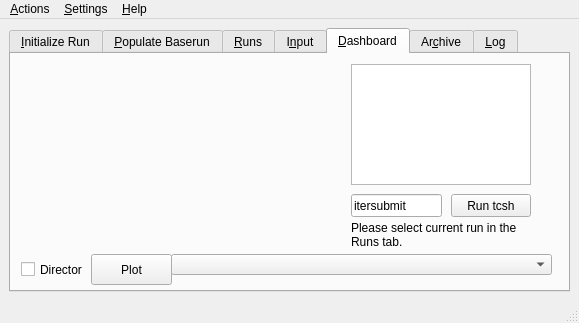
This is src/gui/solps.ui in LeCAD-PEG/SOLPS-GUI as Qt 5 draws it before an edit. The edited form follows.
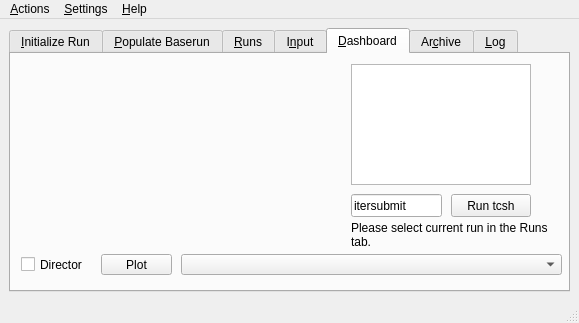
This is the edited form. The open tabs and pages were chosen to show the change. Custom widgets are drawn as their Qt base class.

The edit to the form file:
```diff
--- a/src/gui/solps.ui
+++ b/src/gui/solps.ui
@@ -430,10 +430,10 @@
        <widget class="QPushButton" name="pushButton_9">
         <property name="geometry">
          <rect>
-          <x>80</x>
+          <x>90</x>
           <y>200</y>
-          <width>81</width>
-          <height>31</height>
+          <width>71</width>
+          <height>21</height>
          </rect>
         </property>
         <property name="text">
@@ -489,7 +489,7 @@
          <rect>
           <x>340</x>
           <y>160</y>
-          <width>181</width>
+          <width>201</width>
           <height>41</height>
          </rect>
         </property>
@@ -519,14 +519,14 @@
        <widget class="SolpsPlots" name="solpsplots">
         <property name="geometry">
          <rect>
-          <x>160</x>
+          <x>170</x>
           <y>200</y>
           <width>381</width>
           <height>21</height>
          </rect>
         </property>
         <property name="currentIndex">
-         <number>40</number>
+         <number>128</number>
         </property>
        </widget>
        <widget class="Director" name="director">
@@ -534,8 +534,8 @@
          <rect>
           <x>10</x>
           <y>200</y>
-          <width>74</width>
-          <height>31</height>
+          <width>71</width>
+          <height>21</height>
          </rect>
         </property>
         <property name="toolTip">
```
Left out of the diff: 26 changed lines with no effect on the pictures.
